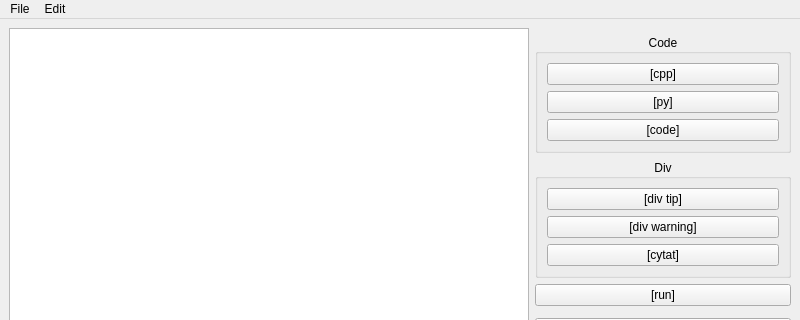
Before: the Qt Designer form mainwindow.ui in baziorek/STC_editor, drawn with Qt 5; both pictures show x 0 to 800 and y 0 to 320 of the 800 by 904 pixel window.
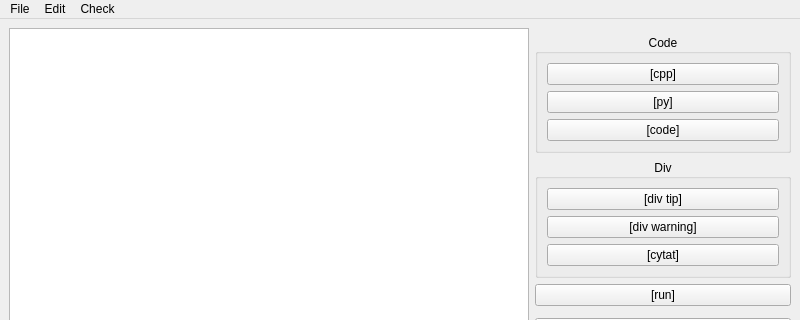
After: the same form once the commit is applied. Custom widgets are drawn as their Qt base class.

```diff
--- a/mainwindow.ui
+++ b/mainwindow.ui
@@ -250,7 +250,7 @@
      <x>0</x>
      <y>0</y>
      <width>800</width>
-     <height>26</height>
+     <height>19</height>
     </rect>
    </property>
    <widget class="QMenu" name="menuFile">
@@ -268,8 +268,15 @@
     <addaction name="actionFind"/>
     <addaction name="actionFind_replace"/>
    </widget>
+   <widget class="QMenu" name="menuCheck">
+    <property name="title">
+     <string>Check</string>
+    </property>
+    <addaction name="actioncheck_if_tags_are_closed"/>
+   </widget>
    <addaction name="menuFile"/>
    <addaction name="menuEdit"/>
+   <addaction name="menuCheck"/>
   </widget>
   <widget class="QStatusBar" name="statusbar"/>
   <action name="actionLoad_file">
```
Left out of the diff: 22 changed lines with no effect on the pictures.
